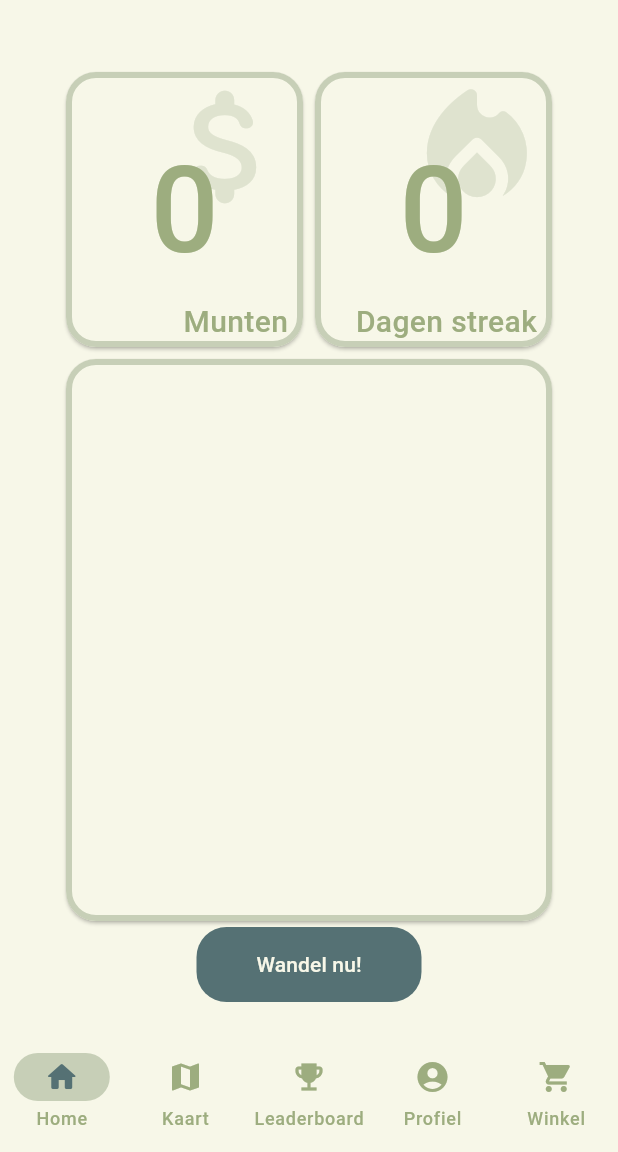
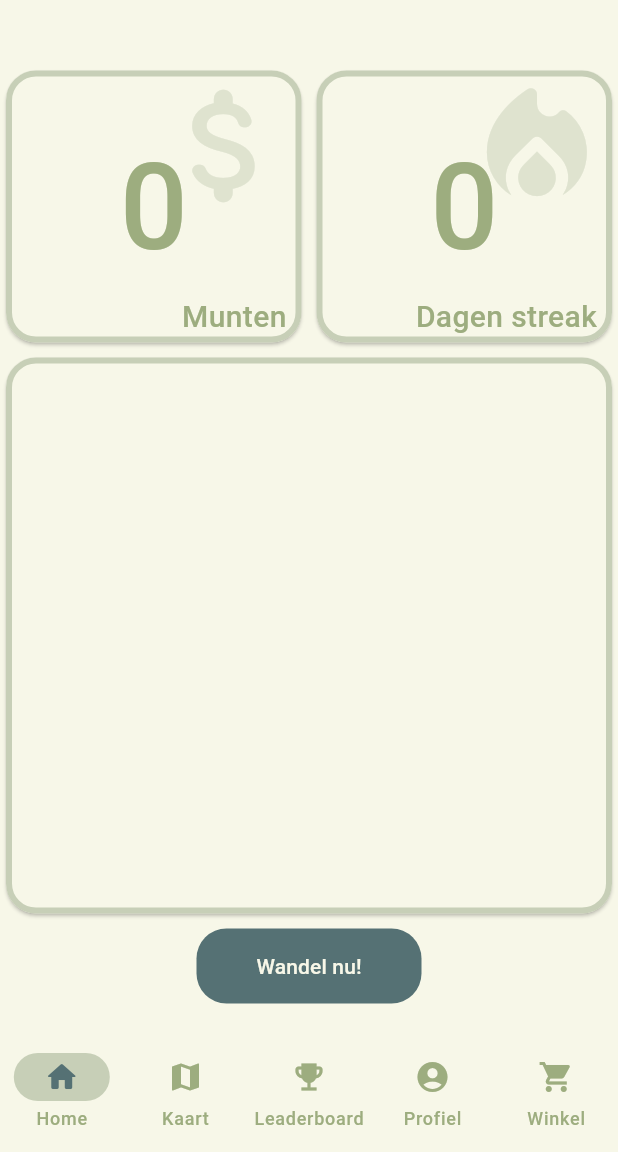
Before and after one commit to joukecooper/IPMEDT4, a Flutter app: the screen it shows once a user with an empty profile is signed in, on a phone screen of 412 x 824 dp, the part 84-1236 px from its top. Run offline on Flutter 3.47's test engine with Material 3 defaults, Android fonts, the phone set to English and light mode, and no system bars; our stand-ins replace firebase_auth, firebase_core, flutter_map, google_fonts, latlong2; missing offline and left inert: gpx; accounts and stored records are empty; network calls fail; Roboto replaces fonts that are missing (Dosis).

Commit message:
Better lay-out

```diff
--- a/lib/pages/home_page.dart
+++ b/lib/pages/home_page.dart
@@ -66,7 +66,7 @@ class _HomePageState extends State<HomePage> {
   @override
   Widget build(BuildContext context) {
     return Padding(
-      padding: const EdgeInsets.symmetric(horizontal: 40, vertical: 20),
+      padding: const EdgeInsets.symmetric(horizontal: 0, vertical: 19),
       child: Column(
         crossAxisAlignment: CrossAxisAlignment.stretch,
         children: [
@@ -104,6 +104,7 @@ class _HomePageState extends State<HomePage> {
                     ),
                   ),
                 ),
+                const SizedBox(width: 2),
                 Expanded(
                   child: Card(
                     child: Stack(
@@ -137,11 +138,13 @@ class _HomePageState extends State<HomePage> {
               ],
             ),
           ),
+          const SizedBox(height: 2),
           const Expanded(
             flex: 2,
             child: Card(
             ),
           ),
+          const SizedBox(height: 6),
           Center(
             child: SizedBox(
               height: 50,
```
